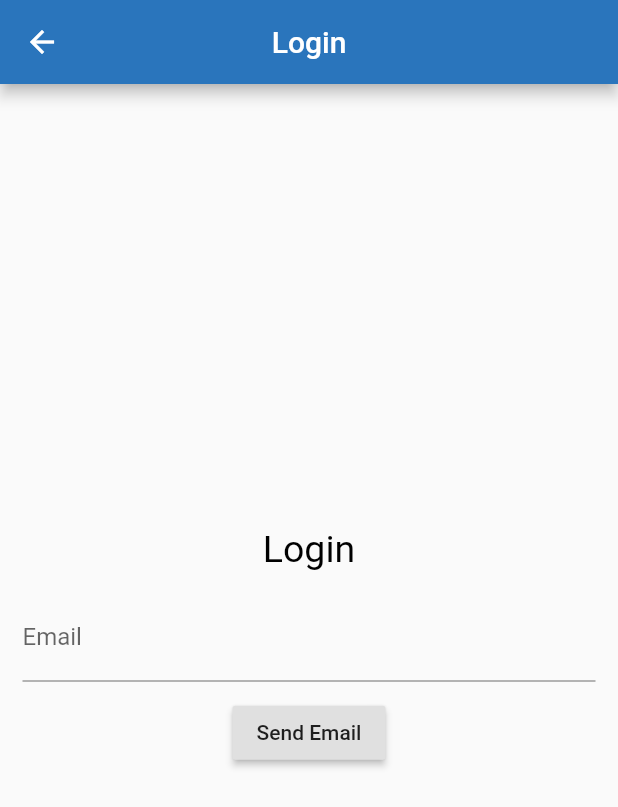
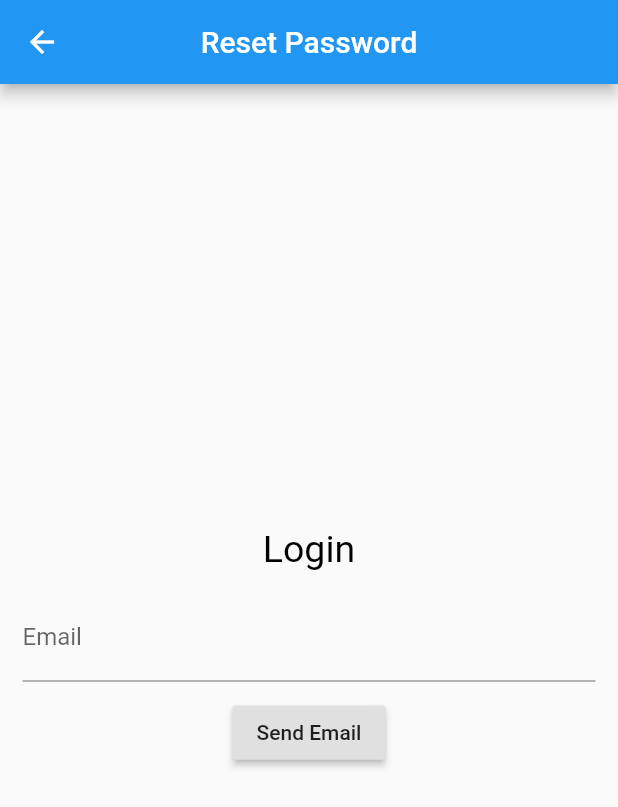
Before and after one commit to mahmoudashry98/Survival-Map, a Flutter app: the screen it shows after launch, after a tap on "Forgot password ?", on a phone screen of 412 x 824 dp. Shown: the top 807 px of the screen. Run offline on Flutter 3.47's test engine with Material 2 defaults, Android fonts, the phone set to English and light mode, and no system bars; our stand-ins replace cloud_firestore, firebase_auth, firebase_storage, flutter_spinkit, geolocator, google_maps_flutter and 3 more; accounts and stored records are empty; network calls fail.

```diff
--- a/lib/pages/forgot_page.dart
+++ b/lib/pages/forgot_page.dart
@@ -16,8 +16,9 @@ class _ResetPasswordState extends State<ResetPassword> {
   Widget build(BuildContext context) {
     return Scaffold(
       appBar: AppBar(
-        title: Text("Login"),
+        title: Text("Reset Password"),
         centerTitle: true,
+        backgroundColor: Colors.blue,
       ),
       body: Center(
           child: SingleChildScrollView(
@@ -36,9 +37,9 @@ class _ResetPasswordState extends State<ResetPassword> {
               TextFormField(
                 keyboardType: TextInputType.emailAddress,
                 onChanged: (e) => _email = e,
-                validator: (e) => e.isEmpty ? "Champ vide" : null,
+                validator: (e) => e.isEmpty ? "Please enter your email" : null,
                 decoration: InputDecoration(
-                    hintText: "Entrer votre email", labelText: "Email"),
+                    hintText: "Enter your email", labelText: "Email"),
               ),
               SizedBox(
                 height: 10,
--- a/lib/pages/login_page.dart
+++ b/lib/pages/login_page.dart
@@ -33,8 +33,7 @@ class _LoginPageState extends State<LoginPage> {
     return Scaffold(
       backgroundColor: Theme.of(context).backgroundColor,
       body: SingleChildScrollView(
-        child: Column(
-          children: <Widget>[
+        child:
             Container(
               decoration: BoxDecoration(
                   image: DecorationImage(
@@ -49,8 +48,7 @@ class _LoginPageState extends State<LoginPage> {
                 ),
               ),
             ),
-          ],
-        ),
+
       ),
     );
   }
@@ -61,7 +59,7 @@ class _LoginPageState extends State<LoginPage> {
         SnackBarService.instance.buildContext = _context;
         _auth = Provider.of<AuthProvider>(_context);
         return Container(
-          height: _deviceHeight * 1.0,
+          height: _deviceHeight *1.0,
           padding: EdgeInsets.symmetric(horizontal: _deviceWidht * 0.12),
           alignment: Alignment.center,
           child: Column(
@@ -223,7 +221,7 @@ class _LoginPageState extends State<LoginPage> {
                     color: Colors.grey,
                     fontSize: 15,
                     fontWeight: FontWeight.w400),
-                textAlign: TextAlign.end,
+                textAlign: TextAlign.center,
               )),
         ),
       ],
@@ -262,49 +260,31 @@ class _LoginPageState extends State<LoginPage> {
   }
 
   Widget _registerButton() {
-    return GestureDetector(
-      onTap: () {
-        NavigationService.instance.navigateTo("register");
-      },
-      child: Column(
-        children: [
+    return Column(children: [
       Container(
         padding: EdgeInsets.symmetric(horizontal: 58),
         height: _deviceHeight * 0.05,
         child: Text(
           "You Don’t Have An Account ?",
           style: TextStyle(
-                  fontSize: 15,
-                  fontWeight: FontWeight.w600,
-                  color: Colors.blue),
+              fontSize: 15, fontWeight: FontWeight.w600, color: Colors.grey),
         ),
       ),
-          Container(
+      GestureDetector(
+        onTap: () {
+          NavigationService.instance.navigateTo("register");
+        },
+        child: Container(
           height: _deviceHeight * 0.20,
           child: Text(
             "REGISTER",
             textAlign: TextAlign.end,
             style: TextStyle(
-                  fontSize: 17,
-                  fontWeight: FontWeight.w700,
-                  color: Colors.blue),
+                fontSize: 17, fontWeight: FontWeight.w700, color: Colors.blue),
           ),
         ),
-        ],
       ),
-    );
+    ]);
   }
 
-  Widget _border() {
-    return Container(
-      decoration: BoxDecoration(
-          color: Colors.grey[300],
-          borderRadius: BorderRadiusDirectional.only(
-            bottomEnd: Radius.circular(10.0),
-            topStart: Radius.circular(10.0),
-            topEnd: Radius.circular(10.0),
-          )),
-      padding: EdgeInsets.symmetric(vertical: 30.0, horizontal: 25.0),
-    );
 }
-}
--- a/lib/pages/my_account.dart
+++ b/lib/pages/my_account.dart
@@ -16,6 +16,7 @@ class _MyAccount extends State<MyAccount> {
   AuthProvider _auth;
   double _deviceHeight;
   double _deviceWidht;
+
   @override
   Widget build(BuildContext context) {
     _deviceHeight = MediaQuery.of(context).size.height;
@@ -35,28 +36,23 @@ class _MyAccount extends State<MyAccount> {
         body: SingleChildScrollView(
           child: Column(children: [
             Container(
-              height: _deviceHeight*0.6 ,
+              height: _deviceHeight * 0.8,
               child: ChangeNotifierProvider<AuthProvider>.value(
                 value: AuthProvider.instance,
                 child: _profilePageUI(),
               ),
             ),
-          ]
-          ),
-        )
-    );
+          ]),
+        ));
   }
 
   Widget _profilePageUI() {
-    return Column(
-        children:<Widget>[
+    return Column(children: <Widget>[
       Container(
-
           padding: EdgeInsets.symmetric(horizontal: _deviceWidht * 0.12),
           alignment: Alignment.center,
-
-              child:SingleChildScrollView(
-                child:Builder(
+          child: SingleChildScrollView(
+            child: Builder(
               builder: (BuildContext _context) {
                 _auth = Provider.of<AuthProvider>(_context);
                 return StreamBuilder<Contact>(
@@ -78,15 +74,18 @@ class _MyAccount extends State<MyAccount> {
                                       ),
                                   _userImageWidget(_userData.image),
                                   _userNameWidget(_userData.name),
-                                buildTextField("Full Name", _userData.name, false),
-                                buildTextField("E-mail", _userData.email, false),
+                                  buildTextField(
+                                      "Full Name", _userData.name, false),
+                                  buildTextField(
+                                      "E-mail", _userData.email, false),
                                   buildTextField("Password", "********", true),
+                                  buildTextField("NewPassword", "********", true),
+                                  buildTextField("Repeat Password", "********", true),
                                   SizedBox(
                                     width: _deviceWidht,
                                   ),
                                   _button(),
                                 ],
-
                               ),
                             ),
                           )
@@ -98,18 +97,14 @@ class _MyAccount extends State<MyAccount> {
                 );
               },
             ),
-              )
-          )
-        ]
-
-    );
-
+          ))
+    ]);
   }
 
   Widget _userImageWidget(String _image) {
     double _imageRadius = 100;
     return Container(
-      height: _deviceHeight*0.2,
+      height: _deviceHeight * 0.2,
       width: _imageRadius,
       decoration: BoxDecoration(
         borderRadius: BorderRadius.circular(_imageRadius),
@@ -123,7 +118,7 @@ class _MyAccount extends State<MyAccount> {
 
   Widget _userNameWidget(String _userName) {
     return Container(
-      height: _deviceHeight*0.1,
+      height: _deviceHeight * 0.1,
       width: _deviceWidht,
       child: Text(
         _userName,
@@ -132,9 +127,9 @@ class _MyAccount extends State<MyAccount> {
       ),
     );
   }
+
   Widget _button() {
-    return
-      Row(
+    return Row(
       mainAxisAlignment: MainAxisAlignment.spaceEvenly,
       children: [
         MaterialButton(
@@ -157,9 +152,6 @@ class _MyAccount extends State<MyAccount> {
         ),
       ],
     );
-
-
-
   }
 
   Widget buildTextField(
@@ -194,5 +186,4 @@ class _MyAccount extends State<MyAccount> {
       ),
     );
   }
-
 }
```
Also changed, not shown: lib/pages/registration_page.dart (+15 -15 lines), lib/pages/setting_user_page.dart (+27 -20 lines). Lines whose indentation alone changed are shown as unchanged.
